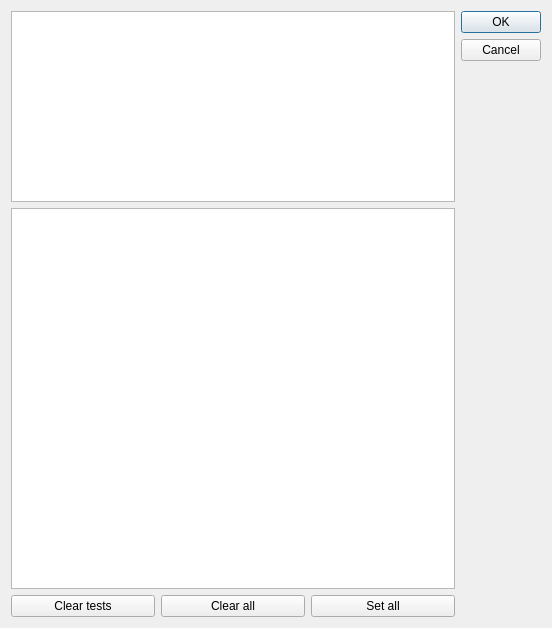
Old version of the form src/select_nodes_dialog.ui in the repository kvakvs/xrefgui1.
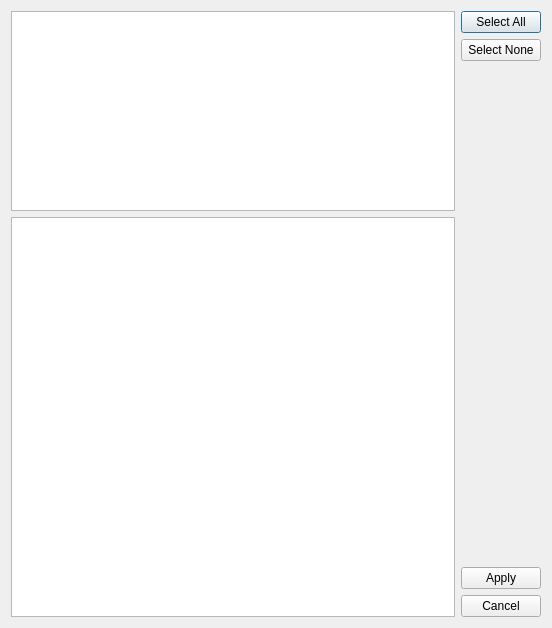
New version of the form.

Commit message: Node select dialog

Diff of the .ui file:
```diff
--- a/src/select_nodes_dialog.ui
+++ b/src/select_nodes_dialog.ui
@@ -16,9 +16,9 @@
   <property name="windowTitle">
    <string>Select visible nodes</string>
   </property>
-  <layout class="QVBoxLayout" name="verticalLayout_2">
+  <layout class="QVBoxLayout" name="verticalLayout_3">
    <item>
-    <layout class="QHBoxLayout" name="horizontalLayout_2">
+    <layout class="QHBoxLayout" name="horizontalLayout">
      <item>
       <layout class="QVBoxLayout" name="verticalLayout">
        <item>
@@ -41,42 +41,52 @@
          </property>
         </widget>
        </item>
+      </layout>
+     </item>
        <item>
-        <layout class="QHBoxLayout" name="horizontalLayout">
+      <layout class="QVBoxLayout" name="verticalLayout_2">
          <item>
-          <widget class="QPushButton" name="btnClearTests">
+        <widget class="QPushButton" name="buttonSelectAll">
            <property name="text">
-            <string>Clear tests</string>
+          <string>Select All</string>
            </property>
           </widget>
          </item>
          <item>
-          <widget class="QPushButton" name="btnClearAll">
+        <widget class="QPushButton" name="buttonSelectNone">
            <property name="text">
-            <string>Clear all</string>
+          <string>Select None</string>
            </property>
           </widget>
          </item>
          <item>
-          <widget class="QPushButton" name="btnSetAll">
-           <property name="text">
-            <string>Set all</string>
-           </property>
-          </widget>
-         </item>
-        </layout>
-       </item>
-      </layout>
-     </item>
-     <item>
-      <widget class="QDialogButtonBox" name="buttonBox">
+        <spacer name="verticalSpacer">
        <property name="orientation">
         <enum>Qt::Vertical</enum>
        </property>
-       <property name="standardButtons">
-        <set>QDialogButtonBox::Cancel|QDialogButtonBox::Ok</set>
-       </property>
-      </widget>
+         <property name="sizeHint" stdset="0">
+          <size>
+           <width>20</width>
+           <height>40</height>
+          </size>
+         </property>
+        </spacer>
+       </item>
+       <item>
+        <widget class="QPushButton" name="buttonSave">
+         <property name="text">
+          <string>Apply</string>
+         </property>
+        </widget>
+       </item>
+       <item>
+        <widget class="QPushButton" name="buttonCancel">
+         <property name="text">
+          <string>Cancel</string>
+         </property>
+        </widget>
+       </item>
+      </layout>
      </item>
     </layout>
    </item>
```
Left out of the diff: 35 changed lines with no effect on the pictures. Lines whose indentation alone changed are shown as unchanged. The commit also changes 10 other files.
